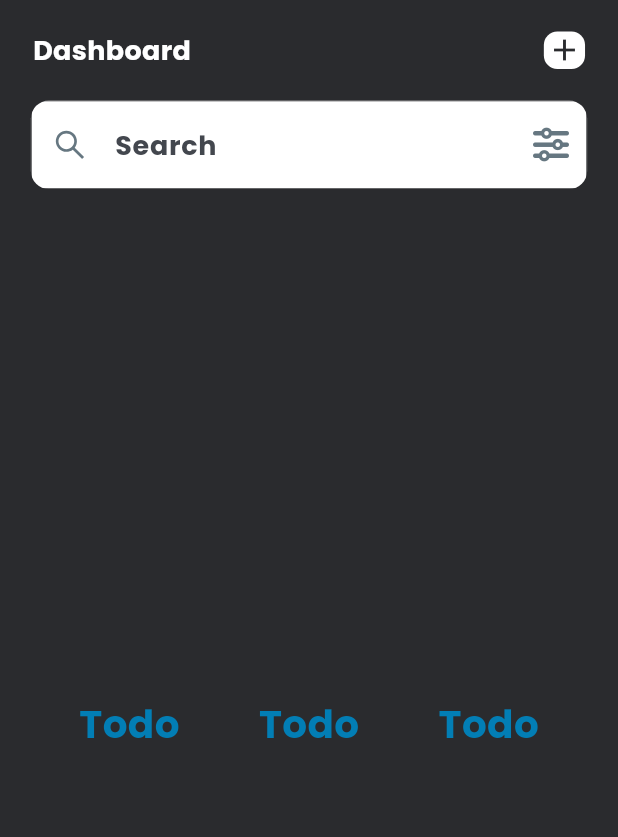
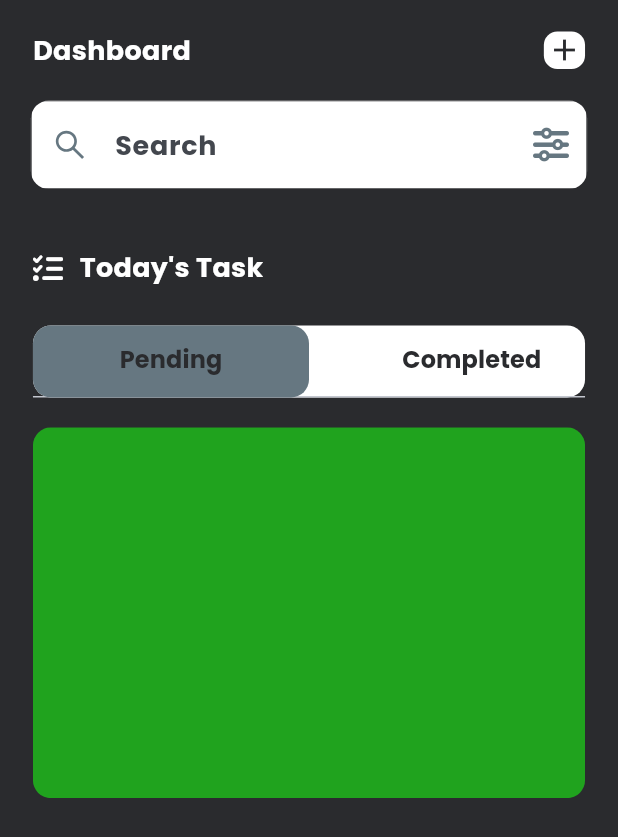
Before and after one commit to Vaibhav-kesarwani/Todo-App, a Flutter app: the screen it shows after launch, on a phone screen of 412 x 824 dp. Shown: the top 837 px of the screen. Run offline on Flutter 3.47's test engine with Material 3 defaults, Android fonts, the phone set to English and light mode, and no system bars; our stand-ins replace country_picker, flutter_screenutil, flutter_vector_icons, google_fonts, hooks_riverpod, pinput and 1 more.

```diff
--- a/lib/features/todo/pages/homepage.dart
+++ b/lib/features/todo/pages/homepage.dart
@@ -7,6 +7,7 @@ import 'package:todoapp/common/widgets/appstyle.dart';
 import 'package:todoapp/common/widgets/custom_text.dart';
 import 'package:todoapp/common/widgets/height_spacer.dart';
 import 'package:todoapp/common/widgets/reusable_text.dart';
+import 'package:todoapp/common/widgets/width_spacer.dart';
 
 class HomePage extends ConsumerStatefulWidget {
   const HomePage({super.key});
@@ -15,7 +16,12 @@ class HomePage extends ConsumerStatefulWidget {
   ConsumerState<HomePage> createState() => _HomePageState();
 }
 
-class _HomePageState extends ConsumerState<HomePage> {
+class _HomePageState extends ConsumerState<HomePage>
+    with TickerProviderStateMixin {
+  late final TabController tabController = TabController(
+    length: 2,
+    vsync: this,
+  );
   final TextEditingController search = TextEditingController();
 
   @override
@@ -76,29 +82,110 @@ class _HomePageState extends ConsumerState<HomePage> {
                 ),
               ),
               const HeightSpacer(height: 15),
-
             ],
           ),
         ),
       ),
-      body: Center(
-        child: Row(
-          mainAxisAlignment: MainAxisAlignment.spaceEvenly,
-          crossAxisAlignment: CrossAxisAlignment.center,
-          children: [
-            ResuableText(
-              text: "Todo",
-              style: appstyle(26, AppConst.kBlueLight, FontWeight.bold),
-            ),
-            ResuableText(
-              text: "Todo",
-              style: appstyle(26, AppConst.kBlueLight, FontWeight.bold),
-            ),
-            ResuableText(
-              text: "Todo",
-              style: appstyle(26, AppConst.kBlueLight, FontWeight.bold),
-            ),
-          ],
+      body: SafeArea(
+        child: Padding(
+          padding: EdgeInsets.symmetric(horizontal: 20.w),
+          child: ListView(
+            children: [
+              const HeightSpacer(height: 25),
+              Row(
+                children: [
+                  const Icon(
+                    FontAwesome.tasks,
+                    size: 20,
+                    color: AppConst.kLight,
+                  ),
+                  const WidthSpacer(width: 10),
+                  ResuableText(
+                    text: "Today's Task",
+                    style: appstyle(18, AppConst.kLight, FontWeight.bold),
+                  ),
+                ],
+              ),
+              const HeightSpacer(height: 25),
+              Container(
+                decoration: BoxDecoration(
+                  color: AppConst.kLight,
+                  borderRadius: BorderRadius.all(
+                    Radius.circular(AppConst.kRadius),
+                  ),
+                ),
+                child: TabBar(
+                  indicatorSize: TabBarIndicatorSize.label,
+                  indicator: BoxDecoration(
+                    color: AppConst.kGreyLight,
+                    borderRadius: BorderRadius.all(
+                      Radius.circular(AppConst.kRadius),
+                    ),
+                  ),
+                  controller: tabController,
+                  labelPadding: EdgeInsets.zero,
+                  isScrollable: false,
+                  labelColor: AppConst.kBlueLight,
+                  labelStyle: appstyle(
+                    24,
+                    AppConst.kBlueLight,
+                    FontWeight.w700,
+                  ),
+                  unselectedLabelColor: AppConst.kLight,
+                  tabs: [
+                    Tab(
+                      child: SizedBox(
+                        width: AppConst.kWidth * 0.5,
+                        child: Center(
+                          child: ResuableText(
+                            text: "Pending",
+                            style:
+                                appstyle(16, AppConst.kBkDark, FontWeight.bold),
+                          ),
+                        ),
+                      ),
+                    ),
+                    Tab(
+                      child: Container(
+                        padding: EdgeInsets.only(left: 30.w),
+                        width: AppConst.kWidth * 0.5,
+                        child: Center(
+                          child: ResuableText(
+                            text: "Completed",
+                            style:
+                                appstyle(16, AppConst.kBkDark, FontWeight.bold),
+                          ),
+                        ),
+                      ),
+                    ),
+                  ],
+                ),
+              ),
+              const HeightSpacer(height: 20),
+              SizedBox(
+                height: AppConst.kHeight * 0.3,
+                width: AppConst.kWidth,
+                child: ClipRRect(
+                  borderRadius: BorderRadius.all(
+                    Radius.circular(AppConst.kRadius),
+                  ),
+                  child: TabBarView(
+                    controller: tabController,
+                    children: [
+                      Container(
+                        color: AppConst.kGreen,
+                        height: AppConst.kHeight * 0.3,
+                      ),
+                      Container(
+                        color: AppConst.kBkLight,
+                        height: AppConst.kHeight * 0.3,
+                      ),
+                    ],
+                  ),
+                ),
+              ),
+            ],
+          ),
         ),
       ),
     );
```
